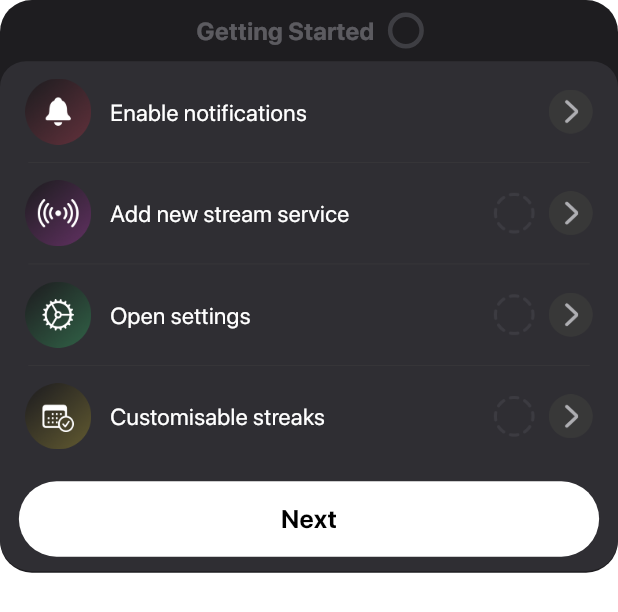
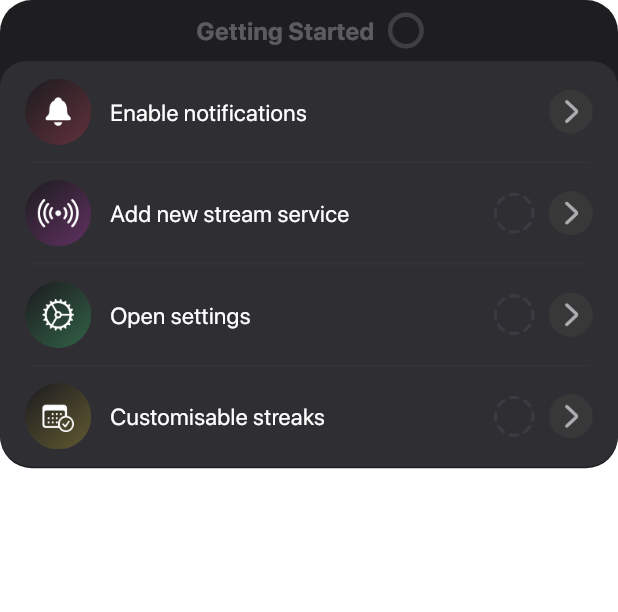
Before and after one commit to ali88367/Second--Chat, a Flutter app: the GettingStartedCard widget shown alone on an empty page, opened directly, on a phone screen of 412 x 824 dp. Shown: the top 612 px of the screen. Run offline on Flutter 3.47's test engine with Material 3 defaults, Android fonts, the phone set to English and light mode, and no system bars; our stand-ins replace animate_do, cached_network_image, carousel_slider, flutter_screenutil, get, glassmorphism and 3 more; missing offline and left inert: ios_color_picker; accounts and stored records are empty; network calls fail.

Commit message:
first commit

```diff
--- a/lib/features/intro/intro_screen4.dart
+++ b/lib/features/intro/intro_screen4.dart
@@ -292,9 +292,8 @@ class _IntroScreen4State extends State<IntroScreen4> {
                                             SizedBox(height: 38.h),
                                             _buildBadgeIcon(
                                               imagePath:
-                                                  'assets/images/xmark.circle.fill.png',
-                                              width: 28.w,
-                                              height: 28.h,
+                                                  'assets/images/checkInfo.png',
+
                                               isInfo: false,
                                             ),
                                             SizedBox(height: 48.h),
--- a/lib/features/live_stream/live_stream_screen.dart
+++ b/lib/features/live_stream/live_stream_screen.dart
@@ -53,10 +53,10 @@ class _LivestreamingState extends State<Livestreaming> {
         _topBarImage.value = 'assets/images/twitchshade.png';
         break;
       case 'kick':
-        _topBarImage.value = 'assets/images/kickshade.png';
+        _topBarImage.value = 'assets/images/youtubeshade.png';
         break;
       case 'youtube':
-        _topBarImage.value = 'assets/images/youtubeshade.png';
+        _topBarImage.value = 'assets/images/kickshade.png';
         break;
       default:
         _topBarImage.value = 'assets/images/topbarshade.png';
--- a/lib/features/main_section/main/HomeScreen2.dart
+++ b/lib/features/main_section/main/HomeScreen2.dart
@@ -462,30 +462,7 @@ class _GettingStartedCardState extends State<GettingStartedCard> {
                   ),
                 ),
 
-                GestureDetector(
-                  onTap: () {
-                    // Your next action
-                  },
-                  child: Container(
-                    margin: EdgeInsets.symmetric(vertical: 10.h, horizontal: 12.w),
-                    height: 52.h,
-                    decoration: BoxDecoration(
-                      color: Colors.white,
-                      borderRadius: BorderRadius.circular(36),
-                    ),
-                    alignment: Alignment.center,
-                    child: const Text(
-                      'Next',
-                      textAlign: TextAlign.center,
-                      style: TextStyle(
-                        color: Colors.black,
-                        fontFamily: 'SFProText',
-                        fontSize: 17,
-                        fontWeight: FontWeight.w600,
-                      ),
-                    ),
-                  ),
-                )
+
               ],
             ),
           ),
```
Also changed, not shown: pubspec.lock, 1 other file.
